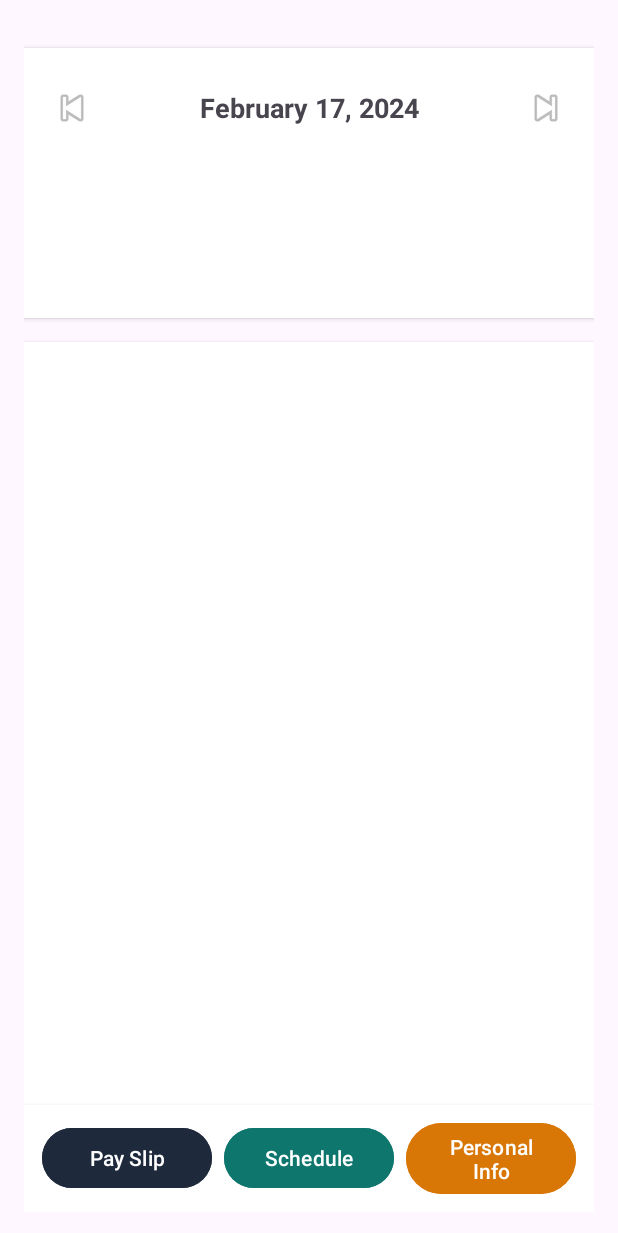
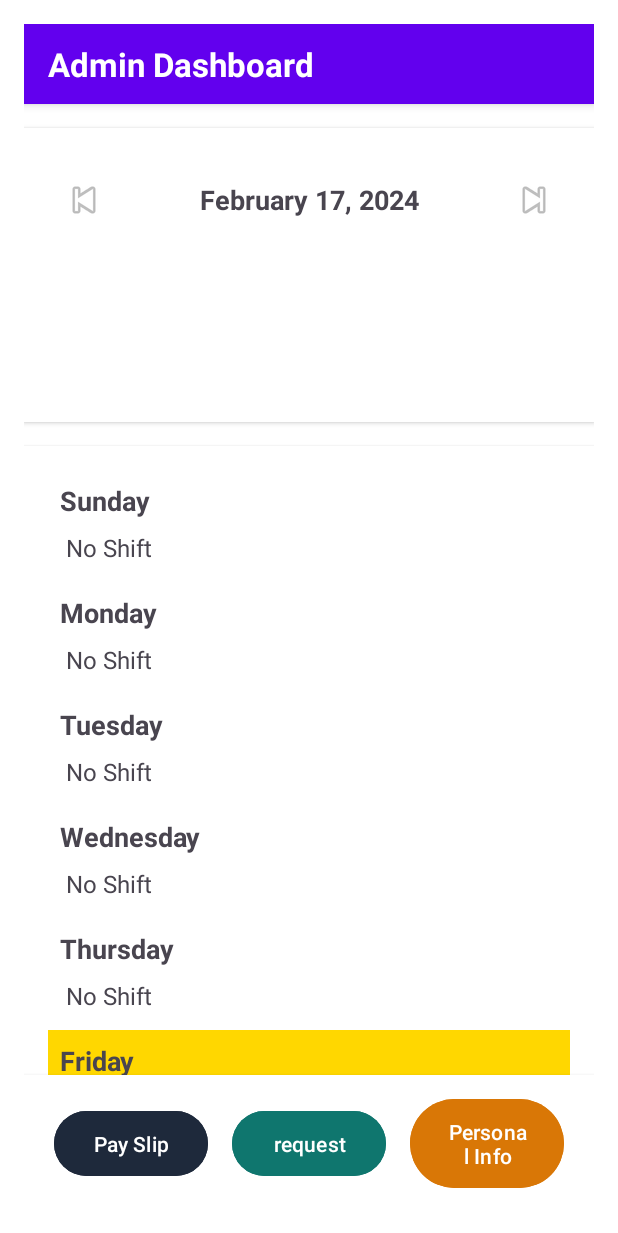
Before and after one commit to YonatanReznikov/Work-Shifts, an Android app: the fragment AdminHomePageFrag shown on its own in the app's theme, on a phone screen of 412 x 824 dp. Shown: the top 1233 px of the screen. Run offline under Robolectric (Android 15) with nearby library versions, the phone set to English and light mode, and no system bars; our stand-ins replace Firebase (no records; nobody signed in at launch, a user with empty details on screens opened directly); 3 statements that could not run were skipped.

Commit message:
admin home page&nav
nav doesnt work :(

```diff
--- a/app/src/main/java/com/example/work_shifts/Fragments/Admin/AdminHomePageFrag.java
+++ b/app/src/main/java/com/example/work_shifts/Fragments/Admin/AdminHomePageFrag.java
@@ -1,22 +1,175 @@
 package com.example.work_shifts.Fragments.Admin;
 
 import android.os.Bundle;
+import android.util.Log;
 import android.view.LayoutInflater;
 import android.view.View;
 import android.view.ViewGroup;
+import android.widget.Button;
 
 import androidx.annotation.NonNull;
 import androidx.annotation.Nullable;
 import androidx.fragment.app.Fragment;
+import androidx.navigation.NavController;
+import androidx.navigation.Navigation;
+import androidx.recyclerview.widget.LinearLayoutManager;
+import androidx.recyclerview.widget.RecyclerView;
 
+import com.example.work_shifts.Fragments.Worker.Shift;
+import com.example.work_shifts.Fragments.Worker.ShiftAdapter;
 import com.example.work_shifts.R;
+import com.google.android.material.button.MaterialButton;
+import com.google.android.material.button.MaterialButtonToggleGroup;
+import com.google.firebase.auth.FirebaseAuth;
+import com.google.firebase.auth.FirebaseUser;
+import com.google.firebase.database.DataSnapshot;
+import com.google.firebase.database.DatabaseError;
+import com.google.firebase.database.DatabaseReference;
+import com.google.firebase.database.FirebaseDatabase;
+import com.google.firebase.database.ValueEventListener;
+
+import java.util.ArrayList;
+import java.util.LinkedHashMap;
+import java.util.List;
 
 public class AdminHomePageFrag extends Fragment {
 
+    private Button infoBtn, paySlipBtn, myShiftBtn;
+    private MaterialButton scheduleBtn;
+    private MaterialButtonToggleGroup toggleGroup;
+    private RecyclerView shiftRecyclerView;
+    private ShiftAdapter shiftAdapter;
+    private List<Shift> allShifts = new ArrayList<>();
+    private List<Shift> userShifts = new ArrayList<>();
+    private boolean showingAllShifts = true;
+    private FirebaseUser currentUser;
 
     @Nullable
     @Override
     public View onCreateView(@NonNull LayoutInflater inflater, @Nullable ViewGroup container, @Nullable Bundle savedInstanceState) {
         return inflater.inflate(R.layout.admin_home_page, container, false);
     }
+
+    @Override
+    public void onViewCreated(@NonNull View view, @Nullable Bundle savedInstanceState) {
+        super.onViewCreated(view, savedInstanceState);
+
+        NavController navController = Navigation.findNavController(view);
+
+        // Initialize buttons
+        infoBtn = view.findViewById(R.id.btnPersonalInfo);
+        paySlipBtn = view.findViewById(R.id.btnPaySlip);
+        scheduleBtn = view.findViewById(R.id.schedule);
+        toggleGroup = view.findViewById(R.id.toggleGroup);
+
+        shiftRecyclerView = view.findViewById(R.id.shiftRecyclerView);
+        shiftRecyclerView.setLayoutManager(new LinearLayoutManager(getContext()));
+
+        currentUser = FirebaseAuth.getInstance().getCurrentUser();
+
+        shiftAdapter = new ShiftAdapter(new ArrayList<>());
+        shiftRecyclerView.setAdapter(shiftAdapter);
+
+        loadShifts();
+
+        scheduleBtn.setChecked(true);
+        showingAllShifts = true;
+
+        infoBtn.setOnClickListener(v -> {
+            Log.d("NavigationDebug", "Navigating to Personal Info");
+            navController.navigate(R.id.action_adminHomePageFrag_to_personalInfoFrag);
+        });
+        paySlipBtn.setOnClickListener(v -> {
+            Log.d("NavigationDebug", "Navigating to Show Fragment");
+            navController.navigate(R.id.action_adminHomePageFrag_to_showFrag);
+        });
+
+        toggleGroup.addOnButtonCheckedListener((group, checkedId, isChecked) -> {
+            if (isChecked) {
+                if (checkedId == R.id.schedule) {
+                    showingAllShifts = true;
+                    shiftAdapter.updateShifts(allShifts);
+                } else if (checkedId == R.id.myShifts) {
+                    showingAllShifts = false;
+                    Log.d("ShiftDebug", "Switching to My Shifts view. User shifts count: " + userShifts.size());
+                    shiftAdapter.updateShifts(userShifts);
+                }
+            }
+        });
+    }
+
+    private void loadShifts() {
+        DatabaseReference workIdsRef = FirebaseDatabase.getInstance().getReference("workIDs");
+
+        workIdsRef.addListenerForSingleValueEvent(new ValueEventListener() {
+            @Override
+            public void onDataChange(@NonNull DataSnapshot snapshot) {
+                allShifts.clear();
+                userShifts.clear();
+
+                if (currentUser == null) {
+                    Log.e("ShiftDebug", "Current user is null!");
+                    return;
+                }
+
+                String userId = currentUser.getUid();
+                Log.d("ShiftDebug", "User ID: " + userId);
+
+                String[] weekdays = {"Sunday", "Monday", "Tuesday", "Wednesday", "Thursday", "Friday", "Saturday"};
+
+                LinkedHashMap<String, List<Shift>> shiftMap = new LinkedHashMap<>();
+                for (String day : weekdays) {
+                    shiftMap.put(day, new ArrayList<>());
+                }
+
+                for (DataSnapshot workIdSnapshot : snapshot.getChildren()) {
+                    DataSnapshot shiftsSnapshot = workIdSnapshot.child("shifts");
+
+                    for (String day : weekdays) {
+                        DataSnapshot daySnapshot = shiftsSnapshot.child(day);
+
+                        if (daySnapshot.exists() && daySnapshot.hasChildren()) {
+                            for (DataSnapshot shiftSnapshot : daySnapshot.getChildren()) {
+                                if (shiftSnapshot.hasChild("fTime") && shiftSnapshot.hasChild("sTime") && shiftSnapshot.hasChild("workerId")) {
+                                    String fTime = shiftSnapshot.child("fTime").getValue(String.class);
+                                    String sTime = shiftSnapshot.child("sTime").getValue(String.class);
+                                    String workerId = shiftSnapshot.child("workerId").getValue(String.class);
+                                    String workerName = shiftSnapshot.child("workerName").getValue(String.class);
+
+                                    if (fTime == null || sTime == null || workerId == null) continue;
+
+                                    Shift shift = new Shift(day, sTime + " - " + fTime, workerName, workerId);
+                                    shiftMap.get(day).add(shift);
+
+                                    if (workerId.equals(userId)) {
+                                        userShifts.add(shift);
+                                        Log.d("ShiftDebug", "Added user shift: " + sTime + " - " + fTime + " on " + day);
+                                    }
+                                }
+                            }
+                        }
+                    }
+                }
+
+                for (String day : weekdays) {
+                    List<Shift> shifts = shiftMap.get(day);
+                    if (shifts.isEmpty()) {
+                        allShifts.add(new Shift(day, "No Shift", "", ""));
+                    } else {
+                        allShifts.addAll(shifts);
+                    }
+                }
+
+                Log.d("ShiftDebug", "Total user shifts: " + userShifts.size());
+
+                shiftAdapter.updateShifts(allShifts);
+            }
+
+            @Override
+            public void onCancelled(@NonNull DatabaseError error) {
+                Log.e("Firebase", "Failed to read shifts", error.toException());
+            }
+        });
+    }
+
 }
--- a/app/src/main/res/layout/admin_home_page.xml
+++ b/app/src/main/res/layout/admin_home_page.xml
@@ -3,14 +3,29 @@
     xmlns:app="http://schemas.android.com/apk/res-auto"
     android:layout_width="match_parent"
     android:layout_height="match_parent"
-    android:padding="16dp">
+    android:padding="16dp"
+    android:background="@android:color/white">
 
     <LinearLayout
         android:id="@+id/topBar"
         android:layout_width="match_parent"
         android:layout_height="wrap_content"
         android:orientation="horizontal"
-        android:gravity="center_vertical" />
+        android:gravity="center_vertical"
+        android:paddingVertical="12dp"
+        android:background="@color/primaryColor"
+        android:paddingHorizontal="16dp"
+        android:elevation="4dp">
+
+        <TextView
+            android:layout_width="wrap_content"
+            android:layout_height="wrap_content"
+            android:text="Admin Dashboard"
+            android:textSize="22sp"
+            android:textStyle="bold"
+            android:textColor="@android:color/white"
+            android:layout_gravity="center_vertical"/>
+    </LinearLayout>
 
     <LinearLayout
         android:id="@+id/dailyCalendar"
@@ -21,7 +36,7 @@
         android:layout_marginTop="16dp"
         android:background="@android:color/white"
         android:elevation="2dp"
-        android:padding="8dp">
+        android:padding="16dp">
 
         <LinearLayout
             android:layout_width="match_parent"
@@ -71,36 +86,19 @@
         </HorizontalScrollView>
     </LinearLayout>
 
-    <ScrollView
+    <androidx.recyclerview.widget.RecyclerView
+        android:id="@+id/shiftRecyclerView"
         android:layout_width="match_parent"
         android:layout_height="0dp"
         android:layout_below="@id/dailyCalendar"
         android:layout_above="@id/bottomNavigation"
         android:layout_marginTop="16dp"
+        android:padding="16dp"
+        android:clipToPadding="false"
+        android:clipChildren="false"
         android:background="@android:color/white"
         android:elevation="2dp"
-        android:contentDescription="Scrollable shift details">
-
-        <RelativeLayout
-            android:layout_width="match_parent"
-            android:layout_height="wrap_content"
-            android:padding="8dp">
-
-            <LinearLayout
-                android:id="@+id/timeColumn"
-                android:layout_width="60dp"
-                android:layout_height="match_parent"
-                android:orientation="vertical"
-                android:background="@android:color/white" />
-
-            <LinearLayout
-                android:id="@+id/shiftsContainer"
-                android:layout_width="match_parent"
-                android:layout_height="wrap_content"
-                android:layout_toEndOf="@id/timeColumn"
-                android:orientation="vertical" />
-        </RelativeLayout>
-    </ScrollView>
+        android:contentDescription="Scrollable shift details" />
 
     <LinearLayout
         android:id="@+id/bottomNavigation"
@@ -109,7 +107,7 @@
         android:orientation="horizontal"
         android:gravity="center"
         android:layout_alignParentBottom="true"
-        android:padding="8dp"
+        android:padding="12dp"
         android:elevation="4dp"
         android:background="@android:color/white">
 
@@ -118,32 +116,35 @@
             android:layout_width="0dp"
             android:layout_height="wrap_content"
             android:layout_weight="1"
-            android:layout_marginHorizontal="4dp"
+            android:layout_marginHorizontal="8dp"
             android:backgroundTint="#1E293B"
             android:textColor="@android:color/white"
             android:text="Pay Slip"
-            android:elevation="2dp" />
+            android:elevation="2dp"
+            android:paddingVertical="12dp" />
 
         <Button
             android:id="@+id/btnSchedule"
             android:layout_width="0dp"
             android:layout_height="wrap_content"
             android:layout_weight="1"
-            android:layout_marginHorizontal="4dp"
+            android:layout_marginHorizontal="8dp"
             android:backgroundTint="#0F766E"
             android:textColor="@android:color/white"
-            android:text="Schedule"
-            android:elevation="2dp" />
+            android:text="request"
+            android:elevation="2dp"
+            android:paddingVertical="12dp" />
 
         <Button
             android:id="@+id/btnPersonalInfo"
             android:layout_width="0dp"
             android:layout_height="wrap_content"
             android:layout_weight="1"
-            android:layout_marginHorizontal="4dp"
+            android:layout_marginHorizontal="8dp"
             android:backgroundTint="#D97706"
             android:textColor="@android:color/white"
             android:text="Personal Info"
-            android:elevation="2dp" />
+            android:elevation="2dp"
+            android:paddingVertical="12dp" />
     </LinearLayout>
 </RelativeLayout>
--- a/app/src/main/res/values/colors.xml
+++ b/app/src/main/res/values/colors.xml
@@ -4,5 +4,5 @@
     <color name="white">#FFFFFFFF</color>
     <color name="green">#2ECC71</color>
     <color name="blue">#2196F3</color>
-
+    <color name="primaryColor">#6200EE</color>
 </resources>
```
Also changed, not shown: app/src/main/res/navigation/admin_nav_graph.xml (+11 -41 lines).
